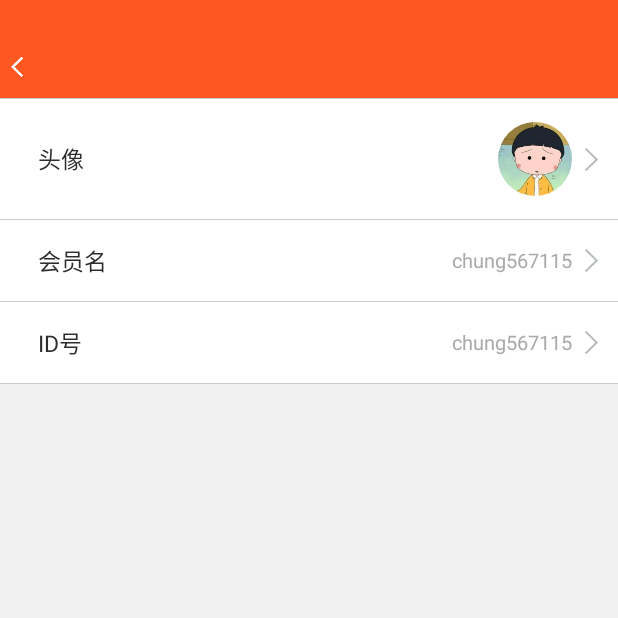
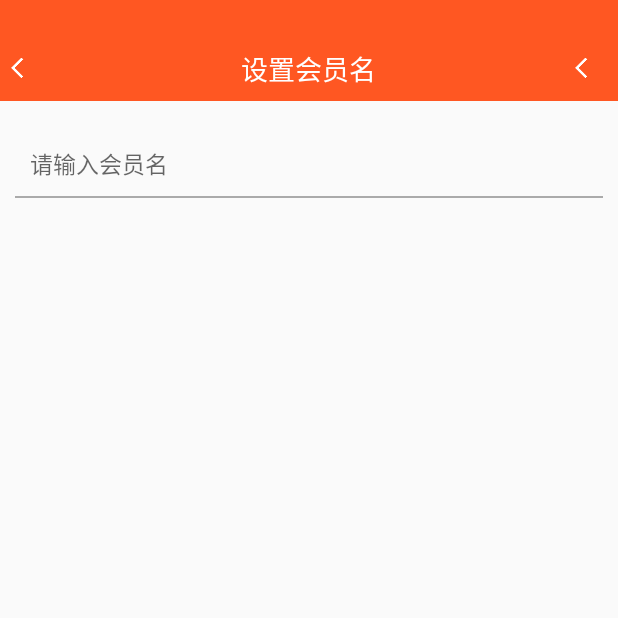
Before and after one commit to guojie1992/YiYuanDuoBao_Android, an Android app: the PersonalInfoActivity screen opened directly, with no data from a screen before it, after a tap on "会员名", on a phone screen of 412 x 824 dp, the top half of it. Run offline under Robolectric (Android 15) with nearby library versions, the phone set to English and light mode, and no system bars; our stand-ins replace ButterKnife, CircleImageView; libraries missing offline, so code that uses them is left out: com.orhanobut.logger.

Commit message:
20160814 修改会员名

```diff
--- a/app/src/main/AndroidManifest.xml
+++ b/app/src/main/AndroidManifest.xml
@@ -32,6 +32,7 @@
         <activity android:name=".activity.WebViewActivity" />
         <activity android:name=".activity.MineActivity"/>
         <activity android:name=".activity.PersonalInfoActivity"/>
+        <activity android:name=".activity.ChangeUsernameActivity"/>
 
 
     </application>
--- /dev/null
+++ b/app/src/main/java/so/len/duobao/activity/ChangeUsernameActivity.java
@@ -0,0 +1,60 @@
+package so.len.duobao.activity;
+
+import android.os.Bundle;
+import android.view.View;
+import android.widget.EditText;
+
+import butterknife.BindView;
+import butterknife.ButterKnife;
+import so.len.duobao.R;
+import so.len.duobao.customView.TopMenuBar;
+import so.len.duobao.iPresenter.ChangeUsernamePresenter;
+import so.len.duobao.iView.IChangeUsernameView;
+
+/**
+ * Created by Chung on 2016/8/14.
+ */
+public class ChangeUsernameActivity extends BaseActivity implements IChangeUsernameView {
+    @BindView(R.id.tmb_activity_change_username)
+    TopMenuBar tmbActivityChangeUsername;
+    @BindView(R.id.et_activity_change_username)
+    EditText etActivityChangeUsername;
+
+    private ChangeUsernamePresenter changeUsernamePresenter;
+
+    @Override
+    protected void onCreate(Bundle savedInstanceState) {
+        super.onCreate(savedInstanceState);
+        setContentView(R.layout.activity_change_username);
+        ButterKnife.bind(this);
+        control();
+    }
+
+    private void control() {
+        changeUsernamePresenter = new ChangeUsernamePresenter(this);
+        changeUsernamePresenter.initView();
+    }
+
+    @Override
+    public void initView() {
+        tmbActivityChangeUsername.setMenuTopPadding(statusHeight);
+        tmbActivityChangeUsername.setBackVisibility(View.VISIBLE);
+        tmbActivityChangeUsername.setBackSrc(R.mipmap.top_back);
+        tmbActivityChangeUsername.setTitleText("设置会员名");
+        tmbActivityChangeUsername.setMenuVisibility(View.VISIBLE);
+        tmbActivityChangeUsername.setMenuSrc(R.mipmap.top_back);
+        tmbActivityChangeUsername.setOnBackClickListener(new View.OnClickListener() {
+            @Override
+            public void onClick(View v) {
+                finish();
+            }
+        });
+        tmbActivityChangeUsername.setOnMenuClickListener(new View.OnClickListener() {
+            @Override
+            public void onClick(View v) {
+                toast("保存");
+                finish();
+            }
+        });
+    }
+}
--- a/app/src/main/java/so/len/duobao/activity/PersonalInfoActivity.java
+++ b/app/src/main/java/so/len/duobao/activity/PersonalInfoActivity.java
@@ -1,5 +1,6 @@
 package so.len.duobao.activity;
 
+import android.content.Intent;
 import android.os.Bundle;
 import android.view.View;
 import android.widget.LinearLayout;
@@ -70,7 +71,9 @@ public class PersonalInfoActivity extends BaseActivity implements IPersonalInfoV
                 toast("ll_head_pic_activity_personal_info");
                 break;
             case R.id.ll_username_activity_personal_info:
-                toast("ll_username_activity_personal_info");
+                Intent intent = new Intent();
+                intent.setClass(PersonalInfoActivity.this, ChangeUsernameActivity.class);
+                startActivity(intent);
                 break;
             case R.id.ll_id_activity_personal_info:
                 toast("ll_id_activity_personal_info");
--- /dev/null
+++ b/app/src/main/java/so/len/duobao/iModel/ChangeUsernameModel.java
@@ -0,0 +1,11 @@
+package so.len.duobao.iModel;
+
+/**
+ * Created by Chung on 2016/8/14.
+ */
+public class ChangeUsernameModel implements IChangeUsernameModel {
+    @Override
+    public String setUsername(String uid, String username) {
+        return uid + username;
+    }
+}
--- /dev/null
+++ b/app/src/main/java/so/len/duobao/iModel/IChangeUsernameModel.java
@@ -0,0 +1,8 @@
+package so.len.duobao.iModel;
+
+/**
+ * Created by Chung on 2016/8/14.
+ */
+public interface IChangeUsernameModel {
+    String setUsername(String uid, String username);
+}
--- /dev/null
+++ b/app/src/main/java/so/len/duobao/iPresenter/ChangeUsernamePresenter.java
@@ -0,0 +1,21 @@
+package so.len.duobao.iPresenter;
+
+import so.len.duobao.iModel.ChangeUsernameModel;
+import so.len.duobao.iModel.IChangeUsernameModel;
+import so.len.duobao.iView.IChangeUsernameView;
+
+/**
+ * Created by Chung on 2016/8/14.
+ */
+public class ChangeUsernamePresenter {
+    private IChangeUsernameModel iChangeUsernameModel;
+    private IChangeUsernameView iChangeUsernameView;
+
+    public ChangeUsernamePresenter(IChangeUsernameView iChangeUsernameView) {
+        this.iChangeUsernameModel = new ChangeUsernameModel();
+        this.iChangeUsernameView = iChangeUsernameView;
+    }
+    public void initView(){
+        iChangeUsernameView.initView();
+    }
+}
--- /dev/null
+++ b/app/src/main/java/so/len/duobao/iView/IChangeUsernameView.java
@@ -0,0 +1,8 @@
+package so.len.duobao.iView;
+
+/**
+ * Created by Chung on 2016/8/14.
+ */
+public interface IChangeUsernameView {
+    void initView();
+}
--- /dev/null
+++ b/app/src/main/res/layout/activity_change_username.xml
@@ -0,0 +1,42 @@
+<?xml version="1.0" encoding="utf-8"?>
+<LinearLayout xmlns:android="http://schemas.android.com/apk/res/android"
+    android:orientation="vertical" android:layout_width="match_parent"
+    android:layout_height="match_parent">
+
+    <so.len.duobao.customView.TopMenuBar
+        android:id="@+id/tmb_activity_change_username"
+        style="@style/topMenuBar"
+        android:layout_width="match_parent"
+        android:layout_height="wrap_content">
+
+    </so.len.duobao.customView.TopMenuBar>
+
+    <LinearLayout
+        android:layout_width="match_parent"
+        android:layout_height="wrap_content"
+        android:layout_marginTop="@dimen/dp_20"
+        android:orientation="horizontal">
+        <EditText
+            android:id="@+id/et_activity_change_username"
+            android:layout_width="match_parent"
+            android:layout_height="wrap_content"
+            android:layout_marginLeft="@dimen/dp_10"
+            android:layout_marginRight="@dimen/dp_10"
+            android:paddingLeft="@dimen/dp_10"
+            android:paddingTop="@dimen/dp_10"
+            android:paddingBottom="@dimen/dp_10"
+            android:background="@null"
+            android:hint="@string/input_username"
+            android:singleLine="true"
+            android:textSize="@dimen/edittext_size"/>
+    </LinearLayout>
+
+
+    <View
+        android:layout_width="match_parent"
+        android:layout_height="1dp"
+        android:layout_marginLeft="@dimen/dp_10"
+        android:layout_marginRight="@dimen/dp_10"
+        android:background="@color/darker_gray"/>
+
+</LinearLayout>
--- a/app/src/main/res/values/strings.xml
+++ b/app/src/main/res/values/strings.xml
@@ -40,4 +40,5 @@
     <string name="head_pic">头像</string>
     <string name="username">会员名</string>
     <string name="id">ID号</string>
+    <string name="input_username">请输入会员名</string>
 </resources>
```
